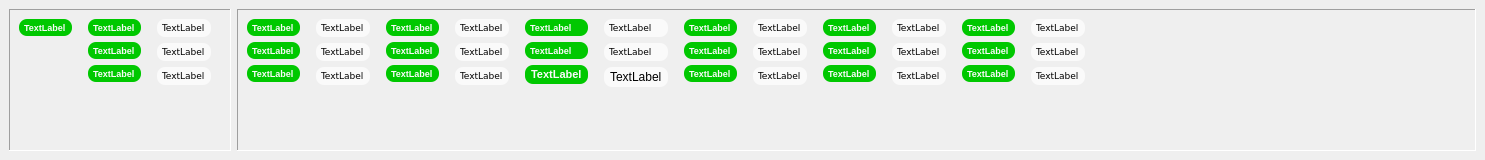
Qt form dockresults.ui (crocodile119/Laser-Studio) before a commit.
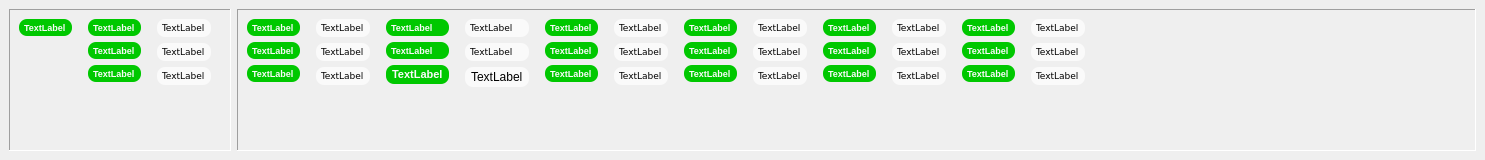
The same form after that commit.

```diff
--- a/dockresults.ui
+++ b/dockresults.ui
@@ -426,10 +426,10 @@
            </widget>
           </item>
           <item>
-           <widget class="QLabel" name="tminEMP_Label">
+           <widget class="QLabel" name="tEMP_mean_Label">
             <property name="font">
              <font>
-              <pointsize>7</pointsize>
+              <pointsize>8</pointsize>
               <weight>75</weight>
               <bold>true</bold>
              </font>
@@ -604,10 +604,10 @@
            </widget>
           </item>
           <item>
-           <widget class="QLabel" name="tTimeBase_Label">
+           <widget class="QLabel" name="tminEMP_Label">
             <property name="font">
              <font>
-              <pointsize>8</pointsize>
+              <pointsize>7</pointsize>
               <weight>75</weight>
               <bold>true</bold>
              </font>
@@ -959,15 +959,7 @@
            </widget>
           </item>
           <item>
-           <widget class="QLabel" name="minEMP_Label">
-            <property name="font">
-             <font>
-              <family>Verdana</family>
-              <pointsize>7</pointsize>
-              <weight>50</weight>
-              <bold>false</bold>
-             </font>
-            </property>
+           <widget class="QLabel" name="EMP_mean_Label">
             <property name="styleSheet">
              <string notr="true">QLabel {background-color: #fafafa}
 QLabel {color: #000000}
@@ -979,9 +971,6 @@
             <property name="text">
              <string>TextLabel</string>
             </property>
-            <property name="alignment">
-             <set>Qt::AlignLeading|Qt::AlignLeft|Qt::AlignVCenter</set>
-            </property>
            </widget>
           </item>
           <item>
@@ -1067,7 +1056,15 @@
            </widget>
           </item>
           <item>
-           <widget class="QLabel" name="timeBase_Label">
+           <widget class="QLabel" name="minEMP_Label">
+            <property name="font">
+             <font>
+              <family>Verdana</family>
+              <pointsize>7</pointsize>
+              <weight>50</weight>
+              <bold>false</bold>
+             </font>
+            </property>
             <property name="styleSheet">
              <string notr="true">QLabel {background-color: #fafafa}
 QLabel {color: #000000}
@@ -1079,6 +1076,9 @@
             <property name="text">
              <string>TextLabel</string>
             </property>
+            <property name="alignment">
+             <set>Qt::AlignLeading|Qt::AlignLeft|Qt::AlignVCenter</set>
+            </property>
            </widget>
           </item>
           <item>
```
